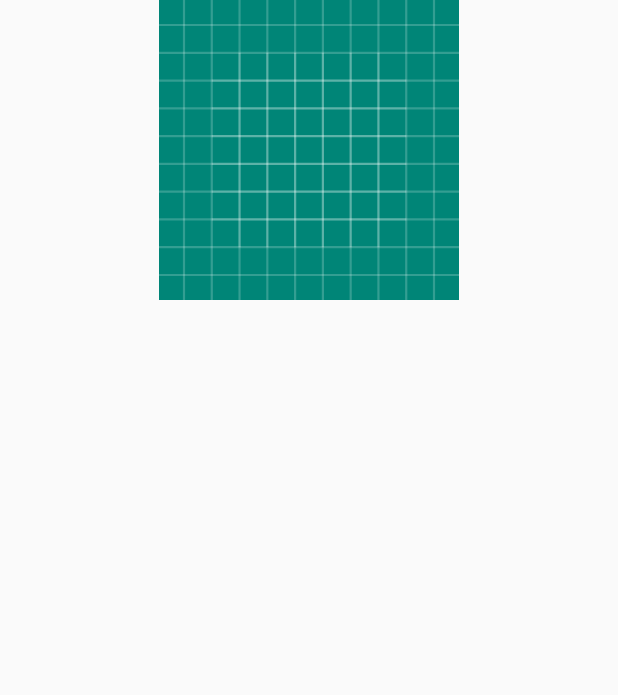
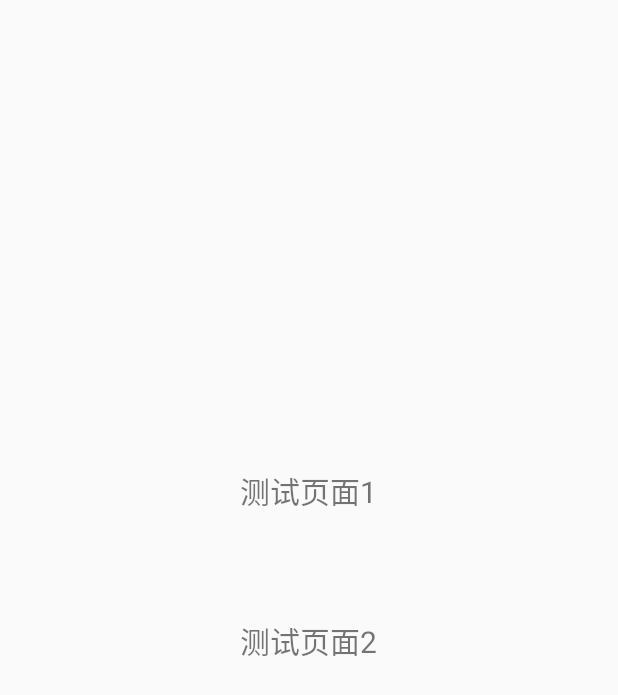
Before and after one commit to penfeizhou/APNG4Android, an Android app: the layout activity_main.xml on its own in the app's theme, with its tools: preview values and no code run, on a phone screen of 412 x 824 dp. Shown: the top 695 px of the screen. Run offline under Robolectric (Android 15) with nearby library versions, the phone set to English and light mode, and no system bars; network calls fail.

Commit message:
feat：对比测试

```diff
--- a/apng/src/main/java/com/yupaopao/animation/apng/ApngDrawable.java
+++ b/apng/src/main/java/com/yupaopao/animation/apng/ApngDrawable.java
@@ -116,6 +116,16 @@ public class APNGDrawable extends Drawable implements Animatable2Compat, APNGDec
     }
 
     @Override
+    public boolean setVisible(boolean visible, boolean restart) {
+        if (visible && !restart) {
+            start();
+        } else if (isRunning()) {
+            stop();
+        }
+        return super.setVisible(visible, restart);
+    }
+
+    @Override
     public int getIntrinsicWidth() {
         return apngDecoder.getBounds().width();
     }
--- a/app/build.gradle
+++ b/app/build.gradle
@@ -26,4 +26,5 @@ dependencies {
     androidTestImplementation 'com.android.support.test:runner:1.0.2'
     androidTestImplementation 'com.android.support.test.espresso:espresso-core:3.0.2'
     implementation project(":apng")
+    implementation 'com.yupaopao.android:imageloader:0.0.4'
 }
--- a/app/src/main/AndroidManifest.xml
+++ b/app/src/main/AndroidManifest.xml
@@ -16,6 +16,8 @@
                 <category android:name="android.intent.category.LAUNCHER" />
             </intent-filter>
         </activity>
+        <activity android:name=".APNGLibActivity" />
+        <activity android:name=".APNGLib2Activity" />
     </application>
 
 </manifest>
--- a/app/src/main/res/layout/activity_main.xml
+++ b/app/src/main/res/layout/activity_main.xml
@@ -1,17 +1,23 @@
 <?xml version="1.0" encoding="utf-8"?>
 <LinearLayout xmlns:android="http://schemas.android.com/apk/res/android"
-    xmlns:tools="http://schemas.android.com/tools"
     android:layout_width="match_parent"
     android:layout_height="match_parent"
-    android:orientation="vertical"
-    tools:context=".MainActivity">
+    android:gravity="center"
+    android:orientation="vertical">
 
-    <ImageView
-        android:id="@+id/imageView"
-        android:layout_width="200dp"
-        android:layout_height="200dp"
+    <TextView
+        android:id="@+id/tv_1"
+        android:layout_width="wrap_content"
+        android:layout_height="100dp"
         android:layout_gravity="center"
-        android:scaleType="centerCrop"
-        android:src="@drawable/ic_launcher_background" />
+        android:text="测试页面1"
+        android:textSize="20dp" />]
 
+    <TextView
+        android:id="@+id/tv_2"
+        android:layout_width="wrap_content"
+        android:layout_height="100dp"
+        android:layout_gravity="center"
+        android:text="测试页面2"
+        android:textSize="20dp" />]
 </LinearLayout>
```
Also changed, not shown: apng/src/main/java/com/yupaopao/animation/apng/APNGDrawable.java (+10 -0 lines), app/src/main/java/com/yupaopao/apngdemo/APNGLib2Activity.java (added, +33 -0 lines), app/src/main/java/com/yupaopao/apngdemo/APNGLibActivity.java (added, +53 -0 lines), app/src/main/java/com/yupaopao/apngdemo/MainActivity.java (+11 -24 lines), app/src/main/res/layout/activity_apnglib.xml (added, +20 -0 lines), app/src/main/res/layout/activity_apnglib2.xml (added, +16 -0 lines).
